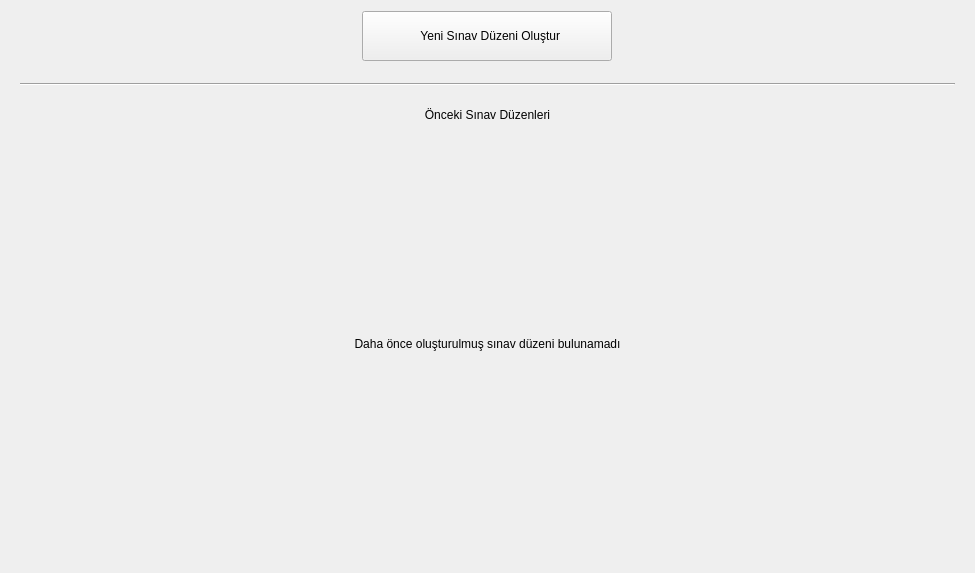
The window that src/UI/SchemesUi/schemesui.ui (ikolomiko/ikooskar-qt) describes before a commit, drawn with Qt 5.
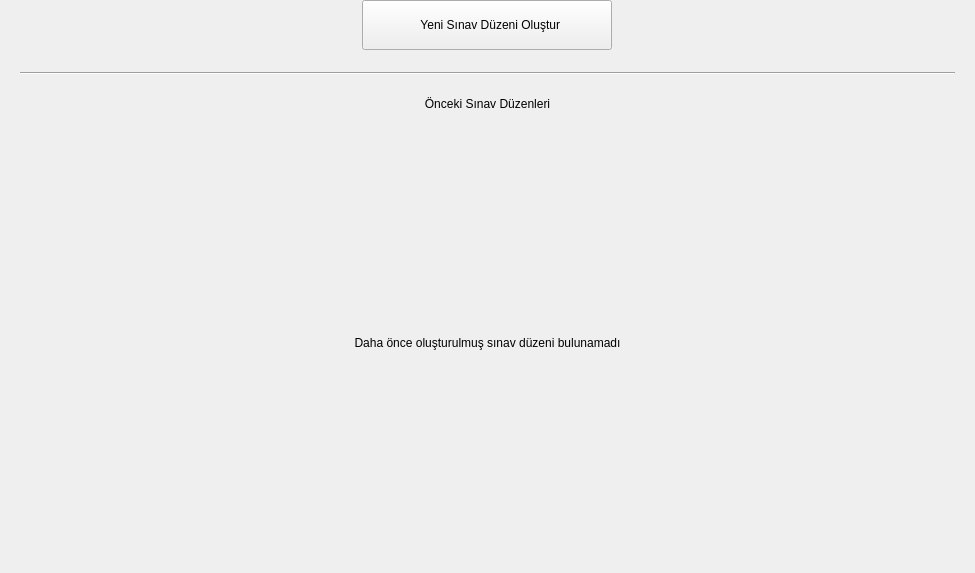
The same window after the commit. Icons and pictures are not drawn.

The edit to the form file:
```diff
--- a/src/UI/SchemesUi/schemesui.ui
+++ b/src/UI/SchemesUi/schemesui.ui
@@ -17,6 +17,9 @@
    <property name="spacing">
     <number>3</number>
    </property>
+   <property name="topMargin">
+    <number>0</number>
+   </property>
    <item>
     <widget class="QFrame" name="frmNewScheme">
      <property name="frameShape">
@@ -113,24 +116,12 @@
         <x>0</x>
         <y>0</y>
         <width>957</width>
-        <height>437</height>
+        <height>446</height>
        </rect>
       </property>
       <layout class="QVBoxLayout" name="verticalLayout_3">
-       <property name="spacing">
-        <number>0</number>
-       </property>
-       <property name="leftMargin">
-        <number>0</number>
-       </property>
        <property name="topMargin">
-        <number>0</number>
-       </property>
-       <property name="rightMargin">
-        <number>0</number>
-       </property>
-       <property name="bottomMargin">
-        <number>0</number>
+        <number>19</number>
        </property>
        <item>
         <widget class="QLabel" name="lblDescription">
```
